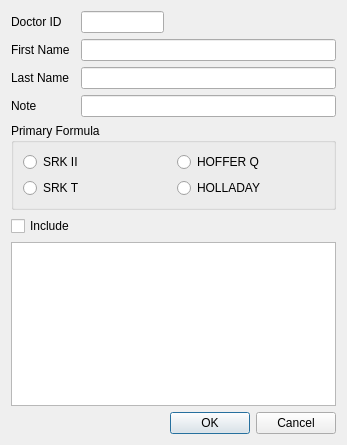
Before: the Qt Designer form dialog_doctor.ui in siborion/siborion_american_scan, drawn with Qt 5.
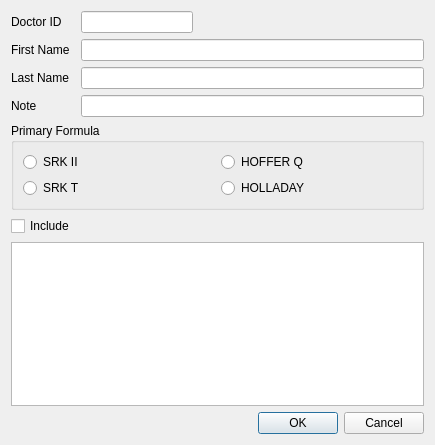
After: the same form once the commit is applied.

What changed in the file:
```diff
--- a/dialog_doctor.ui
+++ b/dialog_doctor.ui
@@ -6,7 +6,7 @@
    <rect>
     <x>0</x>
     <y>0</y>
-    <width>347</width>
+    <width>435</width>
     <height>445</height>
    </rect>
   </property>
```
